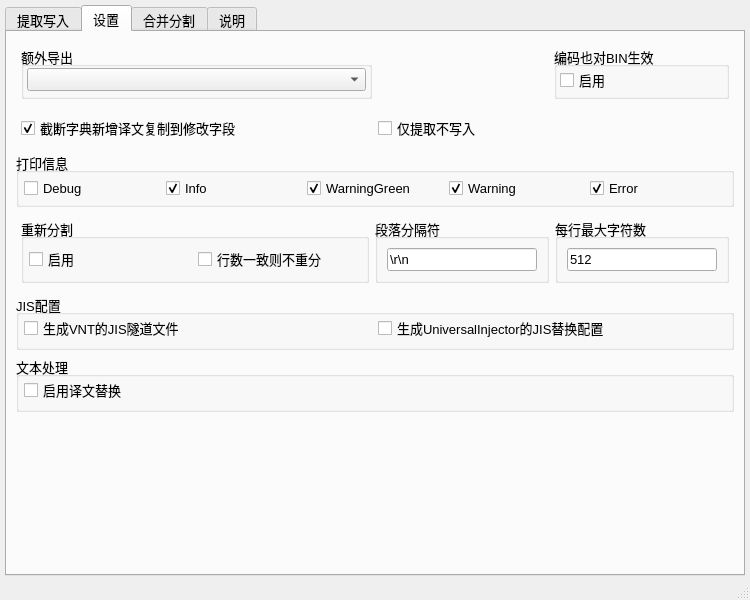
Above: main/ui_mainWindow.ui from satan53x/SExtractor before the change. Below: the same form after it.
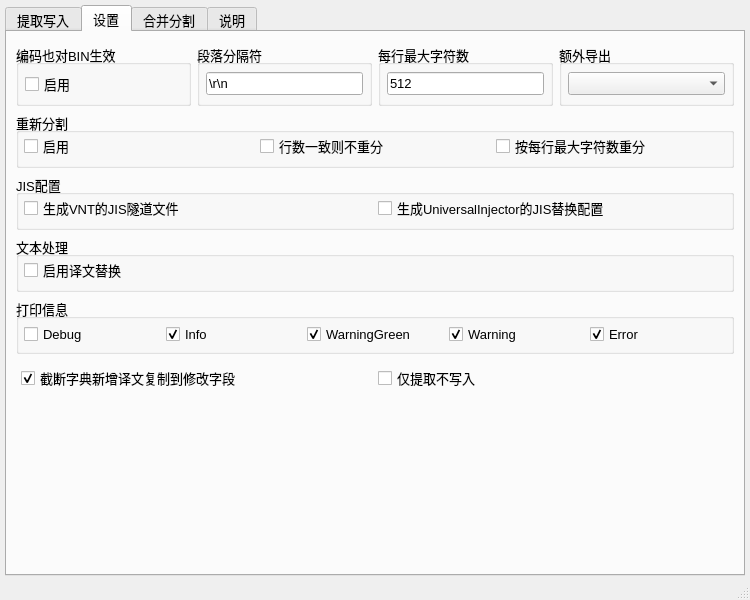
That is the form after the change. The open tabs and pages were chosen to show the change.

Commit message: 添加功能：固定长度分割

What changed in the file:
```diff
--- a/main/ui_mainWindow.ui
+++ b/main/ui_mainWindow.ui
@@ -597,81 +597,19 @@
        <layout class="QVBoxLayout" name="verticalLayout_7">
         <item>
          <widget class="QWidget" name="widget_9" native="true">
-          <layout class="QHBoxLayout" name="horizontalLayout_9" stretch="4,2,2">
+          <layout class="QHBoxLayout" name="horizontalLayout_9" stretch="2,2,2,2">
            <property name="leftMargin">
-            <number>5</number>
+            <number>0</number>
            </property>
            <property name="topMargin">
-            <number>5</number>
+            <number>3</number>
            </property>
            <property name="rightMargin">
-            <number>5</number>
+            <number>0</number>
            </property>
            <property name="bottomMargin">
-            <number>5</number>
+            <number>0</number>
            </property>
-           <item>
-            <widget class="QWidget" name="widget_10" native="true">
-             <layout class="QHBoxLayout" name="horizontalLayout_10" stretch="0">
-              <property name="spacing">
-               <number>2</number>
-              </property>
-              <property name="leftMargin">
-               <number>0</number>
-              </property>
-              <property name="topMargin">
-               <number>0</number>
-              </property>
-              <property name="rightMargin">
-               <number>0</number>
-              </property>
-              <property name="bottomMargin">
-               <number>0</number>
-              </property>
-              <item>
-               <widget class="QGroupBox" name="groupBox_11">
-                <property name="title">
-                 <string>额外导出</string>
-                </property>
-                <layout class="QHBoxLayout" name="horizontalLayout_24">
-                 <property name="leftMargin">
-                  <number>3</number>
-                 </property>
-                 <property name="topMargin">
-                  <number>0</number>
-                 </property>
-                 <property name="rightMargin">
-                  <number>3</number>
-                 </property>
-                 <property name="bottomMargin">
-                  <number>3</number>
-                 </property>
-                 <item>
-                  <widget class="QComboBox" name="outputFileExtraBox">
-                   <property name="maxVisibleItems">
-                    <number>10</number>
-                   </property>
-                  </widget>
-                 </item>
-                </layout>
-               </widget>
-              </item>
-             </layout>
-            </widget>
-           </item>
-           <item>
-            <spacer name="horizontalSpacer_2">
-             <property name="orientation">
-              <enum>Qt::Horizontal</enum>
-             </property>
-             <property name="sizeHint" stdset="0">
-              <size>
-               <width>40</width>
-               <height>20</height>
-              </size>
-             </property>
-            </spacer>
-           </item>
            <item>
             <widget class="QGroupBox" name="groupBox_12">
              <property name="title">
@@ -679,16 +617,16 @@
              </property>
              <layout class="QHBoxLayout" name="horizontalLayout_25">
               <property name="leftMargin">
-               <number>3</number>
+               <number>6</number>
               </property>
               <property name="topMargin">
-               <number>0</number>
+               <number>6</number>
               </property>
               <property name="rightMargin">
-               <number>3</number>
+               <number>6</number>
               </property>
               <property name="bottomMargin">
-               <number>3</number>
+               <number>6</number>
               </property>
               <item>
                <widget class="QCheckBox" name="binEncodeCheck">
@@ -700,174 +638,24 @@
              </layout>
             </widget>
            </item>
-          </layout>
-         </widget>
-        </item>
-        <item>
-         <widget class="QWidget" name="widget_11" native="true">
-          <layout class="QHBoxLayout" name="horizontalLayout_14" stretch="5,5">
-           <property name="leftMargin">
-            <number>5</number>
-           </property>
-           <property name="topMargin">
-            <number>5</number>
-           </property>
-           <property name="rightMargin">
-            <number>5</number>
-           </property>
-           <property name="bottomMargin">
-            <number>5</number>
-           </property>
-           <item>
-            <widget class="QCheckBox" name="cutoffCopyCheck">
-             <property name="text">
-              <string>截断字典新增译文复制到修改字段</string>
-             </property>
-             <property name="checked">
-              <bool>true</bool>
-             </property>
-            </widget>
-           </item>
-           <item>
-            <widget class="QCheckBox" name="noInputCheck">
-             <property name="text">
-              <string>仅提取不写入</string>
-             </property>
-            </widget>
-           </item>
-          </layout>
-         </widget>
-        </item>
-        <item>
-         <widget class="QGroupBox" name="groupBox_5">
-          <property name="title">
-           <string>打印信息</string>
-          </property>
-          <layout class="QHBoxLayout" name="horizontalLayout_17">
-           <property name="leftMargin">
-            <number>5</number>
-           </property>
-           <property name="topMargin">
-            <number>5</number>
-           </property>
-           <property name="rightMargin">
-            <number>5</number>
-           </property>
-           <property name="bottomMargin">
-            <number>5</number>
-           </property>
-           <item>
-            <widget class="QCheckBox" name="printCheck0">
-             <property name="text">
-              <string>Debug</string>
-             </property>
-             <property name="checked">
-              <bool>false</bool>
-             </property>
-            </widget>
-           </item>
-           <item>
-            <widget class="QCheckBox" name="printCheck1">
-             <property name="text">
-              <string>Info</string>
-             </property>
-             <property name="checked">
-              <bool>true</bool>
-             </property>
-            </widget>
-           </item>
-           <item>
-            <widget class="QCheckBox" name="printCheck2">
-             <property name="text">
-              <string>WarningGreen</string>
-             </property>
-             <property name="checked">
-              <bool>true</bool>
-             </property>
-            </widget>
-           </item>
-           <item>
-            <widget class="QCheckBox" name="printCheck3">
-             <property name="text">
-              <string>Warning</string>
-             </property>
-             <property name="checked">
-              <bool>true</bool>
-             </property>
-            </widget>
-           </item>
-           <item>
-            <widget class="QCheckBox" name="printCheck4">
-             <property name="text">
-              <string>Error</string>
-             </property>
-             <property name="checked">
-              <bool>true</bool>
-             </property>
-            </widget>
-           </item>
-          </layout>
-         </widget>
-        </item>
-        <item>
-         <widget class="QWidget" name="widget_13" native="true">
-          <layout class="QHBoxLayout" name="horizontalLayout_19" stretch="2,1,1">
-           <property name="leftMargin">
-            <number>5</number>
-           </property>
-           <property name="topMargin">
-            <number>5</number>
-           </property>
-           <property name="rightMargin">
-            <number>5</number>
-           </property>
-           <property name="bottomMargin">
-            <number>5</number>
-           </property>
-           <item>
-            <widget class="QGroupBox" name="groupBox_6">
-             <property name="title">
-              <string>重新分割</string>
-             </property>
-             <layout class="QHBoxLayout" name="horizontalLayout_18">
-              <property name="leftMargin">
-               <number>5</number>
-              </property>
-              <property name="topMargin">
-               <number>5</number>
-              </property>
-              <property name="rightMargin">
-               <number>5</number>
-              </property>
-              <property name="bottomMargin">
-               <number>5</number>
-              </property>
-              <item>
-               <widget class="QCheckBox" name="splitCheck">
-                <property name="text">
-                 <string>启用</string>
-                </property>
-               </widget>
-              </item>
-              <item>
-               <widget class="QCheckBox" name="ignoreSameCheck">
-                <property name="text">
-                 <string>行数一致则不重分</string>
-                </property>
-                <property name="checked">
-                 <bool>false</bool>
-                </property>
-               </widget>
-              </item>
-             </layout>
-            </widget>
-           </item>
            <item>
             <widget class="QGroupBox" name="groupBox_7">
              <property name="title">
               <string>段落分隔符</string>
              </property>
              <layout class="QHBoxLayout" name="horizontalLayout_20">
+              <property name="leftMargin">
+               <number>6</number>
+              </property>
+              <property name="topMargin">
+               <number>6</number>
+              </property>
+              <property name="rightMargin">
+               <number>6</number>
+              </property>
+              <property name="bottomMargin">
+               <number>6</number>
+              </property>
               <item>
                <widget class="QLineEdit" name="splitSepEdit">
                 <property name="text">
@@ -884,6 +672,18 @@
               <string>每行最大字符数</string>
              </property>
              <layout class="QHBoxLayout" name="horizontalLayout_21">
+              <property name="leftMargin">
+               <number>6</number>
+              </property>
+              <property name="topMargin">
+               <number>6</number>
+              </property>
+              <property name="rightMargin">
+               <number>6</number>
+              </property>
+              <property name="bottomMargin">
+               <number>6</number>
+              </property>
               <item>
                <widget class="QLineEdit" name="splitMaxEdit">
                 <property name="text">
@@ -894,6 +694,97 @@
              </layout>
             </widget>
            </item>
+           <item>
+            <widget class="QGroupBox" name="groupBox_11">
+             <property name="title">
+              <string>额外导出</string>
+             </property>
+             <layout class="QHBoxLayout" name="horizontalLayout_24">
+              <property name="leftMargin">
+               <number>6</number>
+              </property>
+              <property name="topMargin">
+               <number>6</number>
+              </property>
+              <property name="rightMargin">
+               <number>6</number>
+              </property>
+              <property name="bottomMargin">
+               <number>6</number>
+              </property>
+              <item>
+               <widget class="QComboBox" name="outputFileExtraBox">
+                <property name="maxVisibleItems">
+                 <number>10</number>
+                </property>
+               </widget>
+              </item>
+             </layout>
+            </widget>
+           </item>
+          </layout>
+         </widget>
+        </item>
+        <item>
+         <widget class="QWidget" name="widget_13" native="true">
+          <layout class="QHBoxLayout" name="horizontalLayout_19" stretch="2">
+           <property name="leftMargin">
+            <number>0</number>
+           </property>
+           <property name="topMargin">
+            <number>0</number>
+           </property>
+           <property name="rightMargin">
+            <number>0</number>
+           </property>
+           <property name="bottomMargin">
+            <number>0</number>
+           </property>
+           <item>
+            <widget class="QGroupBox" name="groupBox_6">
+             <property name="title">
+              <string>重新分割</string>
+             </property>
+             <layout class="QHBoxLayout" name="horizontalLayout_18" stretch="2,2,2">
+              <property name="leftMargin">
+               <number>5</number>
+              </property>
+              <property name="topMargin">
+               <number>0</number>
+              </property>
+              <property name="rightMargin">
+               <number>5</number>
+              </property>
+              <property name="bottomMargin">
+               <number>6</number>
+              </property>
+              <item>
+               <widget class="QCheckBox" name="splitCheck">
+                <property name="text">
+                 <string>启用</string>
+                </property>
+               </widget>
+              </item>
+              <item>
+               <widget class="QCheckBox" name="ignoreSameCheck">
+                <property name="text">
+                 <string>行数一致则不重分</string>
+                </property>
+                <property name="checked">
+                 <bool>false</bool>
+                </property>
+               </widget>
+              </item>
+              <item>
+               <widget class="QCheckBox" name="fixedMaxCheck">
+                <property name="text">
+                 <string>按每行最大字符数重分</string>
+                </property>
+               </widget>
+              </item>
+             </layout>
+            </widget>
+           </item>
           </layout>
          </widget>
         </item>
@@ -963,6 +854,112 @@
           </layout>
          </widget>
         </item>
+        <item>
+         <widget class="QGroupBox" name="groupBox_5">
+          <property name="title">
+           <string>打印信息</string>
+          </property>
+          <layout class="QHBoxLayout" name="horizontalLayout_17">
+           <property name="leftMargin">
+            <number>5</number>
+           </property>
+           <property name="topMargin">
+            <number>5</number>
+           </property>
+           <property name="rightMargin">
+            <number>5</number>
+           </property>
+           <property name="bottomMargin">
+            <number>6</number>
+           </property>
+           <item>
+            <widget class="QCheckBox" name="printCheck0">
+             <property name="text">
+              <string>Debug</string>
+             </property>
+             <property name="checked">
+              <bool>false</bool>
+             </property>
+            </widget>
+           </item>
+           <item>
+            <widget class="QCheckBox" name="printCheck1">
+             <property name="text">
+              <string>Info</string>
+             </property>
+             <property name="checked">
+              <bool>true</bool>
+             </property>
+            </widget>
+           </item>
+           <item>
+            <widget class="QCheckBox" name="printCheck2">
+             <property name="text">
+              <string>WarningGreen</string>
+             </property>
+             <property name="checked">
+              <bool>true</bool>
+             </property>
+            </widget>
+           </item>
+           <item>
+            <widget class="QCheckBox" name="printCheck3">
+             <property name="text">
+              <string>Warning</string>
+             </property>
+             <property name="checked">
+              <bool>true</bool>
+             </property>
+            </widget>
+           </item>
+           <item>
+            <widget class="QCheckBox" name="printCheck4">
+             <property name="text">
+              <string>Error</string>
+             </property>
+             <property name="checked">
+              <bool>true</bool>
+             </property>
+            </widget>
+           </item>
+          </layout>
+         </widget>
+        </item>
+        <item>
+         <widget class="QWidget" name="widget_11" native="true">
+          <layout class="QHBoxLayout" name="horizontalLayout_14" stretch="5,5">
+           <property name="leftMargin">
+            <number>5</number>
+           </property>
+           <property name="topMargin">
+            <number>5</number>
+           </property>
+           <property name="rightMargin">
+            <number>5</number>
+           </property>
+           <property name="bottomMargin">
+            <number>5</number>
+           </property>
+           <item>
+            <widget class="QCheckBox" name="cutoffCopyCheck">
+             <property name="text">
+              <string>截断字典新增译文复制到修改字段</string>
+             </property>
+             <property name="checked">
+              <bool>true</bool>
+             </property>
+            </widget>
+           </item>
+           <item>
+            <widget class="QCheckBox" name="noInputCheck">
+             <property name="text">
+              <string>仅提取不写入</string>
+             </property>
+            </widget>
+           </item>
+          </layout>
+         </widget>
+        </item>
         <item>
          <spacer name="verticalSpacer">
           <property name="orientation">
```
The commit also changes 6 other files.
